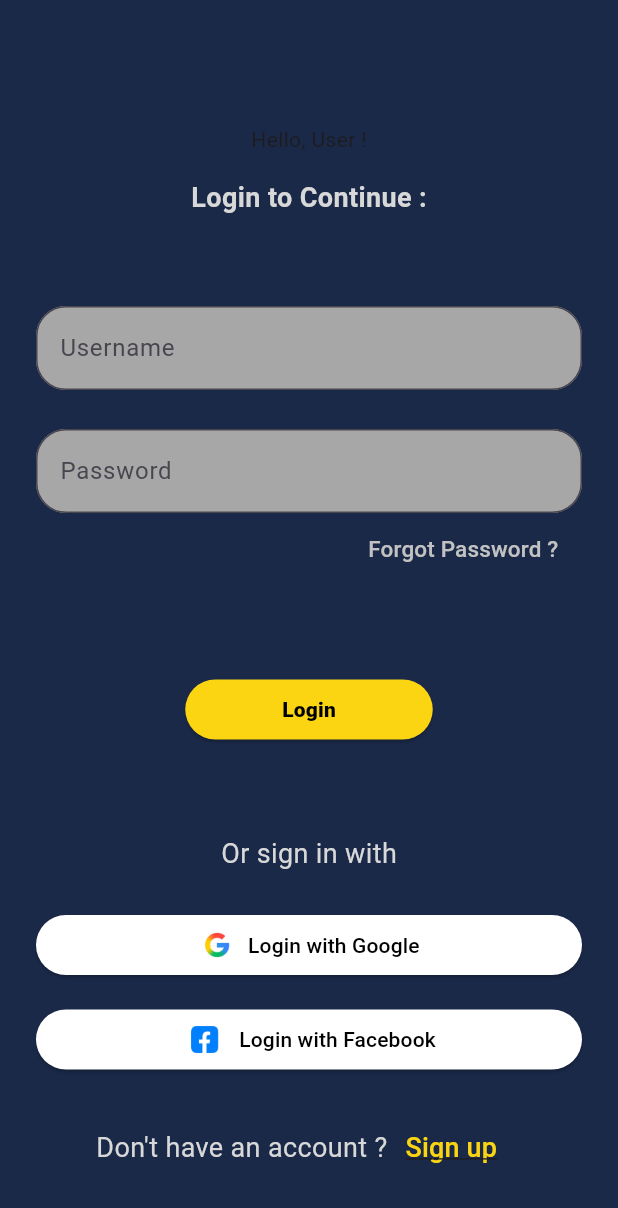
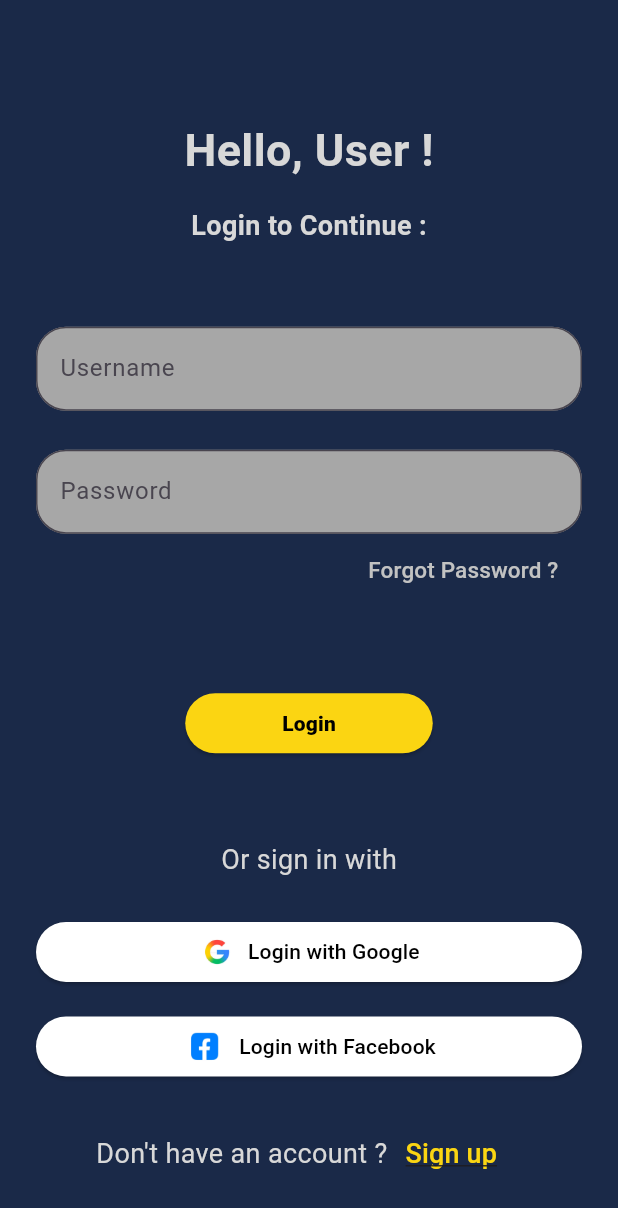
Before and after one commit to anmol-sarin/Flutter-Projects, a Flutter app: the screen it shows after launch, on a phone screen of 412 x 824 dp. Shown: the top 1208 px of the screen. Run offline on Flutter 3.47's test engine with Material 3 defaults, Android fonts, the phone set to English and light mode, and no system bars.

Commit message:
newCommit5

```diff
--- a/lib/pages/loginPage.dart
+++ b/lib/pages/loginPage.dart
@@ -21,9 +21,9 @@ class LoginPage extends StatelessWidget{
                 Spacer(),
                 Text("Hello, User !",
                   style:TextStyle(
-                  // fontSize:30,
-                  // fontWeight:FontWeight.bold,
-                  // color: AppColors.font
+                  fontSize:30,
+                  fontWeight:FontWeight.bold,
+                  color: AppColors.font
                 )
               ),
 
```
